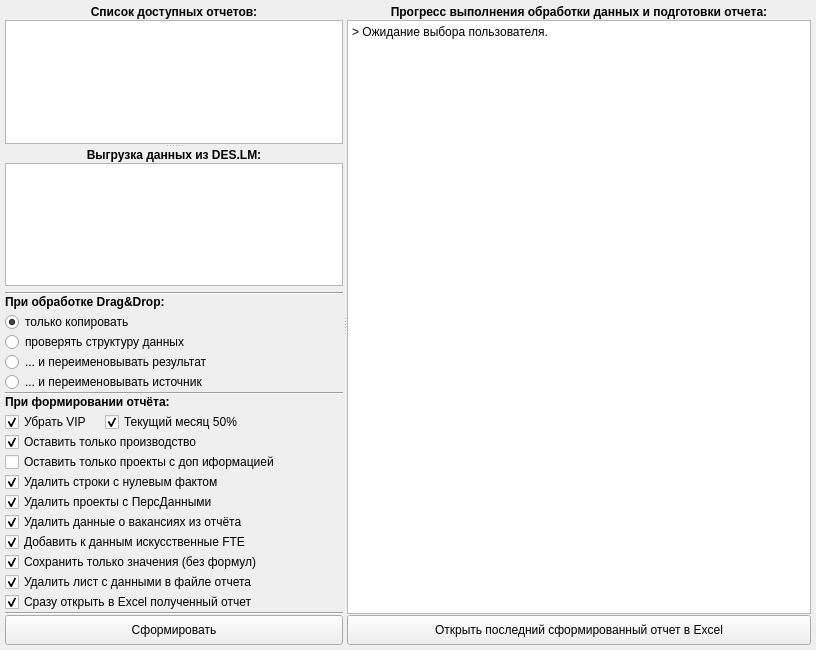
This is Qt5Project/Windows2.ui in DIVIGL1/DES.LM.Reports as Qt 5 draws it before an edit. The edited form follows.
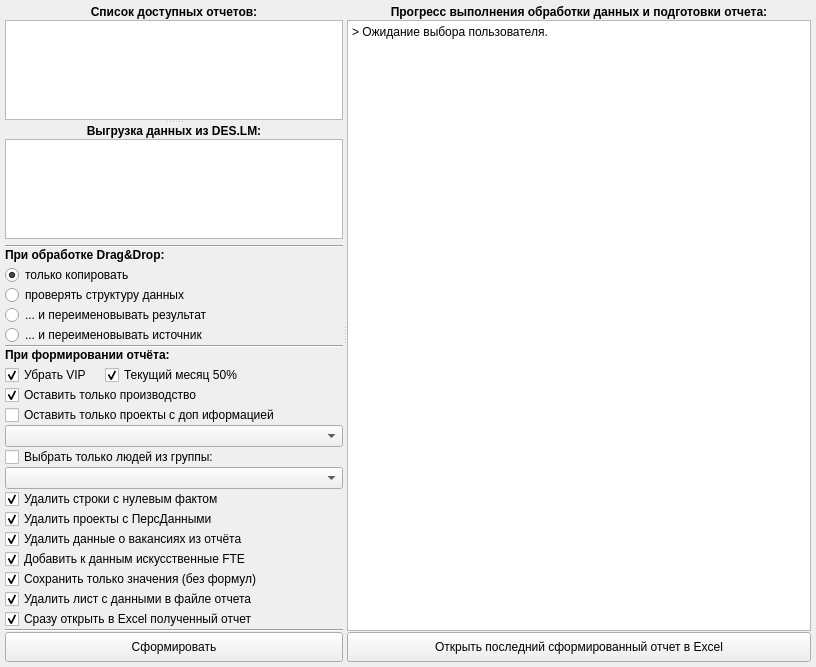
This is the edited form.

Commit message: Added elements (check boxes and combo boxes) for filtering users and projects based on membership in a group.

What changed in the file:
```diff
--- a/Qt5Project/Windows2.ui
+++ b/Qt5Project/Windows2.ui
@@ -353,6 +353,19 @@
             </property>
            </widget>
           </item>
+          <item>
+           <widget class="QComboBox" name="comboBoxPGroups"/>
+          </item>
+          <item>
+           <widget class="QCheckBox" name="checkBoxSelectUsers">
+            <property name="text">
+             <string>Выбрать только людей из группы:</string>
+            </property>
+           </widget>
+          </item>
+          <item>
+           <widget class="QComboBox" name="comboBoxSelectUsers"/>
+          </item>
           <item>
            <widget class="QCheckBox" name="checkBoxDeleteWithoutFact">
             <property name="enabled">
```
The commit also changes 1 other file.
